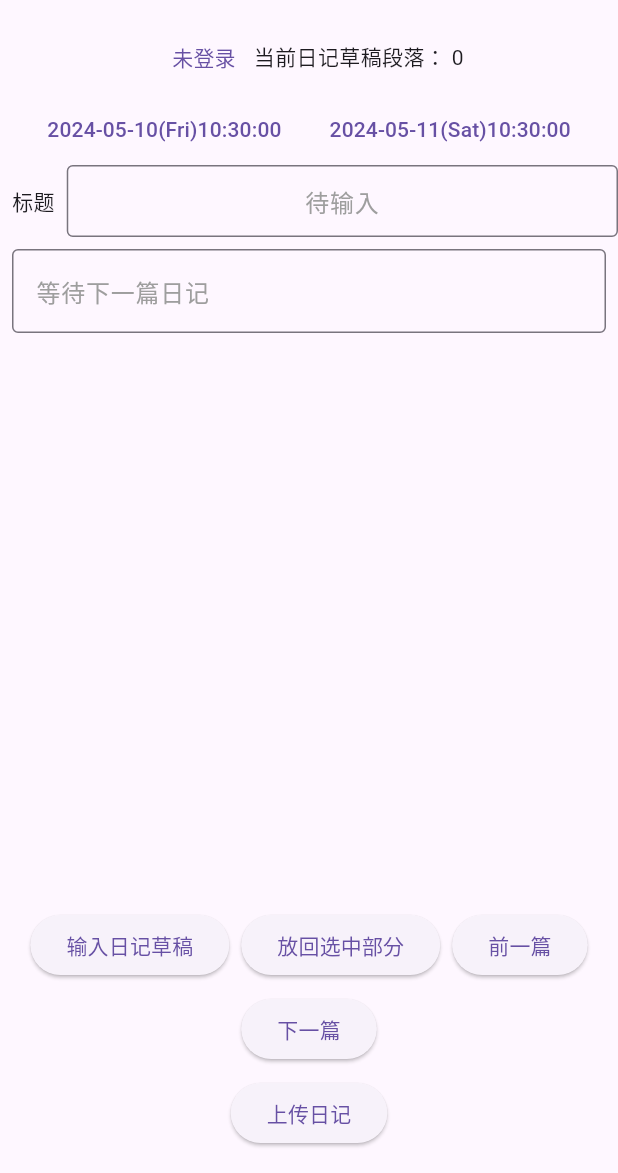
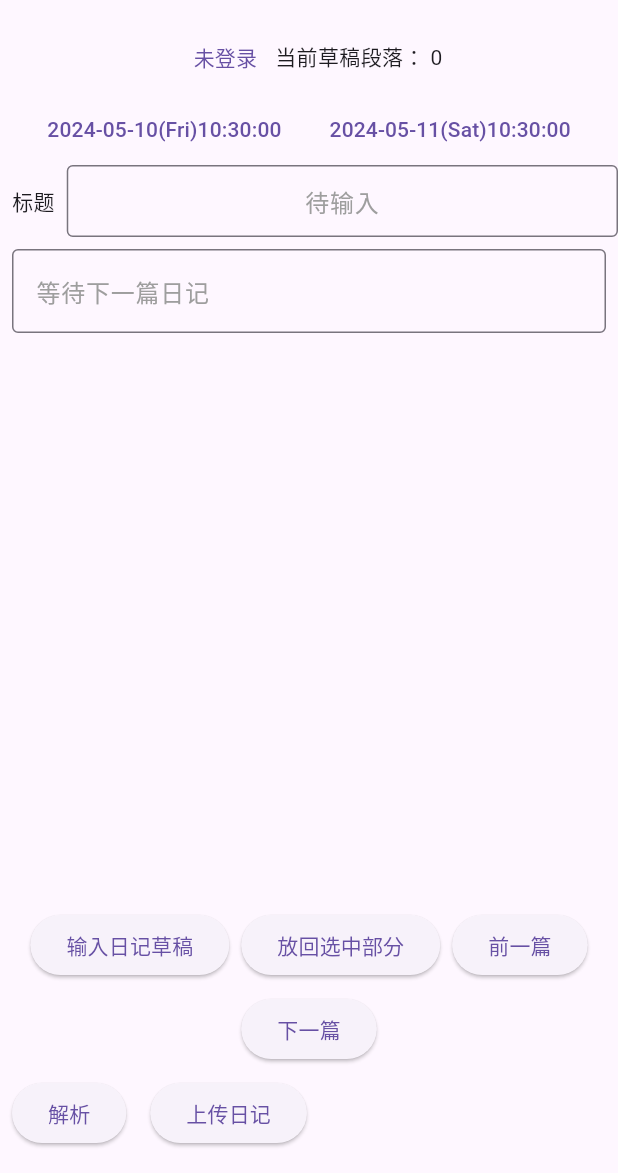
Before and after one commit to AoEiuV020/DiaryUploader, a Flutter app: the DiarySplitView screen opened by its route, on a phone screen of 412 x 824 dp, the part 63-1236 px from its top. Run offline on Flutter 3.47's test engine with Material 3 defaults, Android fonts, the phone set to English and light mode, and no system bars; our stand-ins replace flutter_dotenv, get, google_sign_in, googleapis_auth, plugin_platform_interface, shared_preferences and 1 more; missing offline and left inert: extension_google_sign_in_as_googleapis_auth, googleapis, shelf_router; accounts and stored records are empty.

Commit message:
实现解析当前日记内容上传包含标题

```diff
--- a/apps/diaryuploader/lib/app/modules/DiarySplit/views/diary_split_view.dart
+++ b/apps/diaryuploader/lib/app/modules/DiarySplit/views/diary_split_view.dart
@@ -27,7 +27,7 @@ class DiarySplitView extends GetView<DiarySplitController> {
                         : '选择日历本'
                     : '未登录')),
               ),
-              Obx(() => Text('当前日记草稿段落： ${controller.diaryContent.length}')),
+              Obx(() => Text('当前草稿段落： ${controller.diaryContent.length}')),
             ],
           ),
           Wrap(
@@ -158,12 +158,23 @@ class DiarySplitView extends GetView<DiarySplitController> {
               // 可以根据需要添加更多的按钮
             ],
           ),
+          Row(
+            children: [
+              Padding(
+                padding: const EdgeInsets.all(8.0),
+                child: ElevatedButton(
+                  onPressed: controller.parse,
+                  child: const Text('解析'),
+                ),
+              ),
               Padding(
                 padding: const EdgeInsets.all(8.0),
                 child: ElevatedButton(
                   onPressed: controller.upload,
                   child: const Text('上传日记'),
                 ),
+              ),
+            ],
           ),
           const SizedBox.square(dimension: 8)
         ],
--- a/packages/google_calendar_uploader/lib/src/google_calendar_uploader_base.dart
+++ b/packages/google_calendar_uploader/lib/src/google_calendar_uploader_base.dart
@@ -13,5 +13,5 @@ abstract class GoogleCalendarUploader {
   );
   Future<List<GoogleCalendar>> list();
   void setSelectedCalendar(GoogleCalendar calendar);
-  Future<String> insert(int start, int end, String content);
+  Future<String> insert(String title, String content, DateTime start, DateTime end);
 }
```
Also changed, not shown: apps/diaryuploader/lib/app/modules/DiarySplit/controllers/diary_split_controller.dart (+21 -6 lines), packages/diary_split/lib/src/date_time_parser.dart (+11 -1 lines), packages/google_calendar_uploader/lib/src/google_calendar_uploader_impl.dart (+5 -6 lines), 1 other file. Lines whose indentation alone changed are shown as unchanged.
